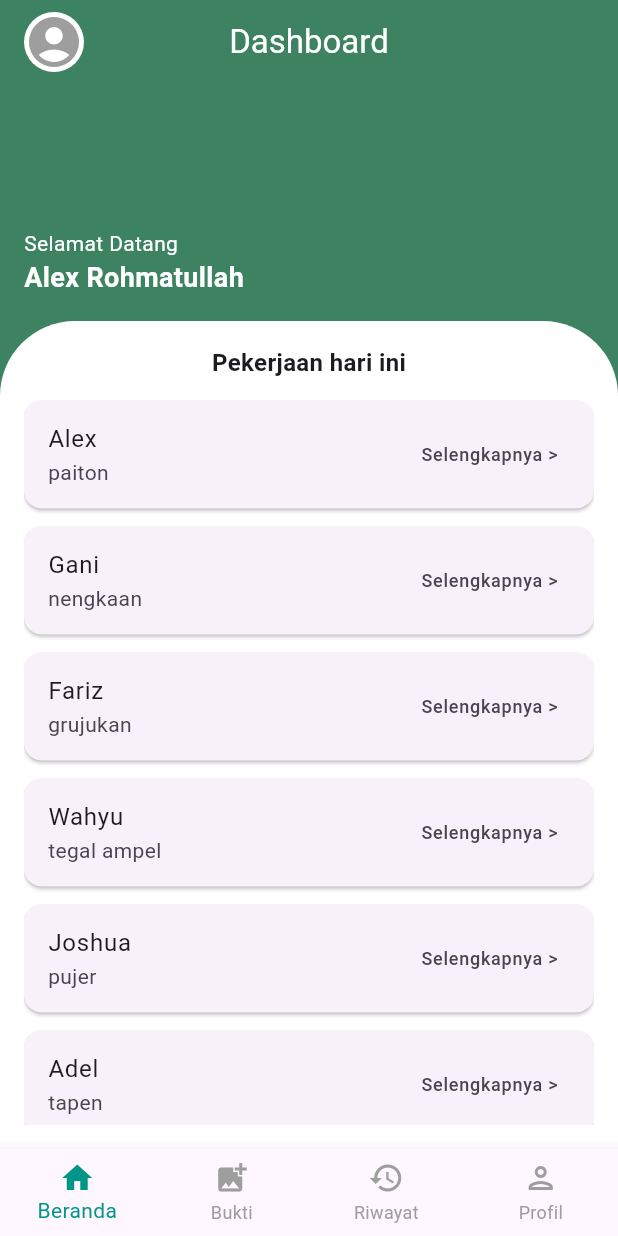
After one commit to Hanz26456/project_mobilesemester4, a Flutter app: the Dashboardp screen opened directly, on a phone screen of 412 x 824 dp. The commit adds this screen. Run offline on Flutter 3.47's test engine with Material 3 defaults, Android fonts, the phone set to English and light mode, and no system bars; our stand-ins replace flutter_svg, pdf, printing, shared_preferences; accounts and stored records are empty.

Commit message:
penambahan alert, kondisi di ubah password dan login akun pekerja

```diff
--- a/lib/data/services/config.dart
+++ b/lib/data/services/config.dart
@@ -1,6 +1,6 @@
 
 
 class Config {
-  static const String baseUrl ="http://192.168.39.96:8000/api"; // Pastikan URL benar
+  static const String baseUrl ="http://192.168.19.107:8000/api"; // Pastikan URL benar
 
 }
--- a/lib/views/auth/login.dart
+++ b/lib/views/auth/login.dart
@@ -10,6 +10,7 @@ import '../../data/models/login_request.dart';
 import '../auth/forgotpassword.dart';
 import 'register.dart';
 import 'dart:convert';
+import '../pekerja/dashboard.dart';
 
 class LoginScreen extends StatefulWidget {
   const LoginScreen({super.key});
@@ -45,17 +46,48 @@ class _LoginScreenState extends State<LoginScreen> {
       await prefs.setString('user_address', user.address);
       await prefs.setString('email', user.email);
       await prefs.setString('user_data', json.encode(user.toJson()));
-      // 🟢 Tambahkan ini
+      await prefs.setString('role', user.role);
 
-      Navigator.pushReplacement(
-        context,
-        MaterialPageRoute(builder: (context) => const HomeScreen()),
-      );
+      // 🟢 Navigasi berdasarkan role user
+      if (user.role == 'worker') {
+        Navigator.pushReplacement(
+          context,
+          MaterialPageRoute(builder: (context) => Dashboardp()),
+        );
+      } else if (user.role == 'customer') {
+        Navigator.pushReplacement(
+          context,
+          MaterialPageRoute(builder: (context) => HomeScreen()),
+        );
+      } else {
+        ScaffoldMessenger.of(context).showSnackBar(
+          SnackBar(content: Text('Role tidak dikenali: ${user.role}')),
+        );
+      }
     } else {
-      ScaffoldMessenger.of(
-        context,
-      ).showSnackBar(const SnackBar(content: Text("Login gagal, coba lagi!")));
+      _showLoginErrorDialog('Email atau password salah.');
     }
+  }
+
+  // Fungsi untuk menampilkan AlertDialog error saat login
+  void _showLoginErrorDialog(String message) {
+    showDialog(
+      context: context,
+      builder: (BuildContext context) {
+        return AlertDialog(
+          title: const Text('Login Gagal'),
+          content: Text(message),
+          actions: [
+            TextButton(
+              onPressed: () {
+                Navigator.of(context).pop();  // Menutup dialog
+              },
+              child: const Text('OK'),
+            ),
+          ],
+        );
+      },
+    );
   }
 
   @override
@@ -78,10 +110,7 @@ class _LoginScreenState extends State<LoginScreen> {
                     alignment: Alignment.bottomRight,
                     child: SvgPicture.asset(
                       'assets/svg/Vector (2).svg',
-                      width:
-                          MediaQuery.of(
-                            context,
-                          ).size.width, // Sesuaikan dengan lebar layar
+                      width: MediaQuery.of(context).size.width, // Sesuaikan dengan lebar layar
                       fit: BoxFit.cover, // Pastikan tidak terdistorsi
                     ),
                   ),
@@ -223,8 +252,7 @@ class _LoginScreenState extends State<LoginScreen> {
                                 Navigator.push(
                                   context,
                                   MaterialPageRoute(
-                                    builder:
-                                        (context) => const ForgotPasswordPage(),
+                                    builder: (context) => const ForgotPasswordPage(),
                                   ),
                                 );
                                 // Aksi navigasi ke halaman forgot password
@@ -268,8 +296,7 @@ class _LoginScreenState extends State<LoginScreen> {
                                 Navigator.push(
                                   context,
                                   MaterialPageRoute(
-                                    builder:
-                                        (context) => const RegisterScreen(),
+                                    builder: (context) => const RegisterScreen(),
                                   ),
                                 );
                               },
--- a/lib/views/fitur dalam/aboutapp.dart
+++ b/lib/views/fitur dalam/aboutapp.dart
@@ -44,7 +44,7 @@ class AboutAppScreen extends StatelessWidget {
         leading: IconButton(
           icon: const Icon(Icons.arrow_back, color: Colors.white),
           onPressed: () {
-            // Navigasi kembali
+            Navigator.pop(context);            // Navigasi kembali
           },
         ),
       ),
--- a/lib/views/fitur dalam/changepassword.dart
+++ b/lib/views/fitur dalam/changepassword.dart
@@ -3,7 +3,7 @@ import 'package:flutter/material.dart';
 import 'package:http/http.dart' as http;
 import 'package:shared_preferences/shared_preferences.dart';
 import '../../data/services/config.dart';
-import '../fitur/profil.dart';// Pastikan Config.baseUrl sudah benar
+import '../fitur/profil.dart'; // Pastikan Config.baseUrl sudah benar
 
 class ChangePassword extends StatefulWidget {
   const ChangePassword({super.key});
@@ -30,6 +30,12 @@ class _ChangePasswordState extends State<ChangePassword> {
 
     if (newPassword.length < 6) {
       _showDialog("Gagal", "Password baru minimal 6 karakter.", false);
+      return;
+    }
+
+    // Menambahkan kondisi untuk mengecek apakah password lama dan baru sama
+    if (oldPassword == newPassword) {
+      _showDialog("Gagal", "Password lama dan baru tidak boleh sama.", false);
       return;
     }
 
@@ -193,7 +199,7 @@ class _ChangePasswordState extends State<ChangePassword> {
                   onPressed: _changePassword,
                   child: const Text(
                     'Simpan',
-                    style: TextStyle(fontSize: 16, fontWeight: FontWeight.bold),
+                    style: TextStyle(fontSize: 16, fontWeight: FontWeight.bold, color: Colors.white),
                   ),
                 ),
               ),
--- a/lib/views/fitur dalam/pusatbantuan.dart
+++ b/lib/views/fitur dalam/pusatbantuan.dart
@@ -52,15 +52,12 @@ class _HelpCenterScreenState extends State<HelpCenterScreen> {
         elevation: 0,
         title: const Text(
           'Pusat Bantuan',
-          style: TextStyle(
-            color: Colors.white,
-            fontWeight: FontWeight.bold,
-          ),
+          style: TextStyle(color: Colors.white, fontWeight: FontWeight.bold),
         ),
         leading: IconButton(
           icon: const Icon(Icons.arrow_back, color: Colors.white),
           onPressed: () {
-            // Kembali ke halaman sebelumnya
+            Navigator.pop(context); // Kembali ke halaman sebelumnya
           },
         ),
       ),
@@ -71,7 +68,12 @@ class _HelpCenterScreenState extends State<HelpCenterScreen> {
             Container(
               width: double.infinity,
               color: const Color(0xFF2A9D8F),
-              padding: const EdgeInsets.only(left: 20, right: 20, top: 5, bottom: 30),
+              padding: const EdgeInsets.only(
+                left: 20,
+                right: 20,
+                top: 5,
+                bottom: 30,
+              ),
               child: Column(
                 crossAxisAlignment: CrossAxisAlignment.start,
                 children: [
@@ -142,10 +144,7 @@ class _HelpCenterScreenState extends State<HelpCenterScreen> {
                 icon: const Icon(Icons.headset_mic),
                 label: const Text(
                   'Hubungi Dukungan Pelanggan',
-                  style: TextStyle(
-                    fontSize: 16,
-                    fontWeight: FontWeight.bold,
-                  ),
+                  style: TextStyle(fontSize: 16, fontWeight: FontWeight.bold),
                 ),
               ),
             ),
@@ -158,10 +157,7 @@ class _HelpCenterScreenState extends State<HelpCenterScreen> {
                 children: [
                   const Text(
                     'Bantuan Cepat',
-                    style: TextStyle(
-                      fontSize: 18,
-                      fontWeight: FontWeight.bold,
-                    ),
+                    style: TextStyle(fontSize: 18, fontWeight: FontWeight.bold),
                   ),
                   const SizedBox(height: 15),
                   Row(
@@ -220,35 +216,38 @@ class _HelpCenterScreenState extends State<HelpCenterScreen> {
                 children: [
                   const Text(
                     'Pertanyaan Umum (FAQ)',
-                    style: TextStyle(
-                      fontSize: 18,
-                      fontWeight: FontWeight.bold,
-                    ),
+                    style: TextStyle(fontSize: 18, fontWeight: FontWeight.bold),
                   ),
                   const SizedBox(height: 15),
                   _FAQItem(
                     question: 'Bagaimana cara mengubah kata sandi?',
-                    answer: 'Untuk mengubah kata sandi, buka menu Pengaturan > Keamanan > Ubah Kata Sandi. Anda akan diminta memasukkan kata sandi lama dan kata sandi baru.',
+                    answer:
+                        'Untuk mengubah kata sandi, buka menu Pengaturan > Keamanan > Ubah Kata Sandi. Anda akan diminta memasukkan kata sandi lama dan kata sandi baru.',
                     onTap: () {},
                   ),
                   _FAQItem(
                     question: 'Bagaimana cara menghubungi dukungan?',
-                    answer: 'Anda dapat menghubungi dukungan melalui email di support@myapp.com atau melalui fitur Live Chat di aplikasi pada jam kerja (9.00 - 17.00 WIB).',
+                    answer:
+                        'Anda dapat menghubungi dukungan melalui email di support@myapp.com atau melalui fitur Live Chat di aplikasi pada jam kerja (9.00 - 17.00 WIB).',
                     onTap: () {},
                   ),
                   _FAQItem(
-                    question: 'Aplikasi tidak dapat dibuka, apa yang harus saya lakukan?',
-                    answer: 'Coba restart perangkat Anda. Jika masalah berlanjut, coba hapus cache aplikasi atau reinstall aplikasi. Jika masih bermasalah, hubungi dukungan kami.',
+                    question:
+                        'Aplikasi tidak dapat dibuka, apa yang harus saya lakukan?',
+                    answer:
+                        'Coba restart perangkat Anda. Jika masalah berlanjut, coba hapus cache aplikasi atau reinstall aplikasi. Jika masih bermasalah, hubungi dukungan kami.',
                     onTap: () {},
                   ),
                   _FAQItem(
                     question: 'Bagaimana cara melaporkan bug?',
-                    answer: 'Untuk melaporkan bug, buka menu Pengaturan > Bantuan > Laporkan Masalah. Sertakan tangkapan layar dan deskripsi lengkap tentang masalah yang Anda alami.',
+                    answer:
+                        'Untuk melaporkan bug, buka menu Pengaturan > Bantuan > Laporkan Masalah. Sertakan tangkapan layar dan deskripsi lengkap tentang masalah yang Anda alami.',
                     onTap: () {},
                   ),
                   _FAQItem(
                     question: 'Apakah data saya aman?',
-                    answer: 'Ya, kami menggunakan enkripsi end-to-end dan protokol keamanan terbaru untuk melindungi data Anda. Untuk informasi lebih lanjut, silakan lihat Kebijakan Privasi kami.',
+                    answer:
+                        'Ya, kami menggunakan enkripsi end-to-end dan protokol keamanan terbaru untuk melindungi data Anda. Untuk informasi lebih lanjut, silakan lihat Kebijakan Privasi kami.',
                     onTap: () {},
                   ),
                   TextButton(
@@ -285,10 +284,7 @@ class _HelpCenterScreenState extends State<HelpCenterScreen> {
                 children: [
                   const Text(
                     'Tutorial Video',
-                    style: TextStyle(
-                      fontSize: 18,
-                      fontWeight: FontWeight.bold,
-                    ),
+                    style: TextStyle(fontSize: 18, fontWeight: FontWeight.bold),
                   ),
                   const SizedBox(height: 15),
                   SingleChildScrollView(
@@ -343,10 +339,7 @@ class _HelpCenterScreenState extends State<HelpCenterScreen> {
                 children: [
                   const Text(
                     'Saluran Dukungan',
-                    style: TextStyle(
-                      fontSize: 16,
-                      fontWeight: FontWeight.bold,
-                    ),
+                    style: TextStyle(fontSize: 16, fontWeight: FontWeight.bold),
                   ),
                   const SizedBox(height: 15),
                   _SupportChannelItem(
@@ -399,19 +392,13 @@ class _HelpCenterScreenState extends State<HelpCenterScreen> {
                   const SizedBox(height: 15),
                   const Text(
                     'Berikan Umpan Balik',
-                    style: TextStyle(
-                      fontSize: 16,
-                      fontWeight: FontWeight.bold,
-                    ),
+                    style: TextStyle(fontSize: 16, fontWeight: FontWeight.bold),
                   ),
                   const SizedBox(height: 10),
                   Text(
                     'Bantu kami meningkatkan aplikasi dengan memberikan saran dan masukan',
                     textAlign: TextAlign.center,
-                    style: TextStyle(
-                      color: Colors.grey[600],
-                      fontSize: 14,
-                    ),
+                    style: TextStyle(color: Colors.grey[600], fontSize: 14),
                   ),
                   const SizedBox(height: 15),
                   ElevatedButton(
@@ -419,16 +406,17 @@ class _HelpCenterScreenState extends State<HelpCenterScreen> {
                     style: ElevatedButton.styleFrom(
                       foregroundColor: Colors.white,
                       backgroundColor: const Color(0xFF2A9D8F),
-                      padding: const EdgeInsets.symmetric(horizontal: 30, vertical: 12),
+                      padding: const EdgeInsets.symmetric(
+                        horizontal: 30,
+                        vertical: 12,
+                      ),
                       shape: RoundedRectangleBorder(
                         borderRadius: BorderRadius.circular(30),
                       ),
                     ),
                     child: const Text(
                       'Kirim Umpan Balik',
-                      style: TextStyle(
-                        fontWeight: FontWeight.bold,
-                      ),
+                      style: TextStyle(fontWeight: FontWeight.bold),
                     ),
                   ),
                 ],
@@ -443,18 +431,12 @@ class _HelpCenterScreenState extends State<HelpCenterScreen> {
                 children: [
                   const Text(
                     'HomeService © 2025',
-                    style: TextStyle(
-                      fontSize: 14,
-                      color: Colors.grey,
-                    ),
+                    style: TextStyle(fontSize: 14, color: Colors.grey),
                   ),
                   const SizedBox(height: 5),
                   Text(
                     'Versi 1.0.0',
-                    style: TextStyle(
-                      fontSize: 12,
-                      color: Colors.grey[400],
-                    ),
+                    style: TextStyle(fontSize: 12, color: Colors.grey[400]),
                   ),
                 ],
               ),
@@ -494,11 +476,7 @@ class _QuickHelpButton extends StatelessWidget {
           child: Column(
             mainAxisAlignment: MainAxisAlignment.center,
             children: [
-              Icon(
-                icon,
-                size: 32,
-                color: color,
-              ),
+              Icon(icon, size: 32, color: color),
               const SizedBox(height: 10),
               Text(
                 title,
@@ -548,10 +526,7 @@ class _FAQItem extends StatelessWidget {
           tilePadding: const EdgeInsets.symmetric(horizontal: 15, vertical: 5),
           title: Text(
             question,
-            style: const TextStyle(
-              fontWeight: FontWeight.w500,
-              fontSize: 15,
-            ),
+            style: const TextStyle(fontWeight: FontWeight.w500, fontSize: 15),
           ),
           iconColor: const Color(0xFF2A9D8F),
           textColor: const Color(0xFF2A9D8F),
@@ -560,10 +535,7 @@ class _FAQItem extends StatelessWidget {
               padding: const EdgeInsets.only(left: 15, right: 15, bottom: 15),
               child: Text(
                 answer,
-                style: TextStyle(
-                  color: Colors.grey[700],
-                  fontSize: 14,
-                ),
+                style: TextStyle(color: Colors.grey[700], fontSize: 14),
               ),
             ),
           ],
@@ -572,7 +544,6 @@ class _FAQItem extends StatelessWidget {
     );
   }
 }
-
 
 class _VideoTutorialItem extends StatelessWidget {
   final String title;
@@ -636,7 +607,10 @@ class _VideoTutorialItem extends StatelessWidget {
                     bottom: 5,
                     right: 5,
                     child: Container(
-                      padding: const EdgeInsets.symmetric(horizontal: 6, vertical: 2),
+                      padding: const EdgeInsets.symmetric(
+                        horizontal: 6,
+                        vertical: 2,
+                      ),
                       decoration: BoxDecoration(
                         color: Colors.black.withOpacity(0.7),
                         borderRadius: BorderRadius.circular(4),
@@ -693,11 +667,7 @@ class _SupportChannelItem extends StatelessWidget {
         padding: const EdgeInsets.symmetric(vertical: 10),
         child: Row(
           children: [
-            Icon(
-              icon,
-              color: const Color(0xFF2A9D8F),
-              size: 22,
-            ),
+            Icon(icon, color: const Color(0xFF2A9D8F), size: 22),
             const SizedBox(width: 15),
             Column(
               crossAxisAlignment: CrossAxisAlignment.start,
@@ -712,19 +682,12 @@ class _SupportChannelItem extends StatelessWidget {
                 const SizedBox(height: 2),
                 Text(
                   info,
-                  style: TextStyle(
-                    color: Colors.grey[600],
-                    fontSize: 13,
-                  ),
+                  style: TextStyle(color: Colors.grey[600], fontSize: 13),
                 ),
               ],
             ),
             const Spacer(),
-            const Icon(
-              Icons.arrow_forward_ios,
-              size: 14,
-              color: Colors.grey,
-            ),
+            const Icon(Icons.arrow_forward_ios, size: 14, color: Colors.grey),
           ],
         ),
       ),
--- /dev/null
+++ b/lib/views/pekerja/dashboard.dart
@@ -0,0 +1,176 @@
+import 'package:flutter/material.dart';
+
+class Dashboardp extends StatefulWidget {
+  const Dashboardp({super.key});
+
+  @override
+  State<Dashboardp> createState() => _DashboardpState();
+}
+
+class _DashboardpState extends State<Dashboardp> {
+  int _selectedIndex = 0;
+
+  final List<Map<String, String>> jobs = [
+    {'name': 'Alex', 'task': 'paiton'},
+    {'name': 'Gani', 'task': 'nengkaan'},
+    {'name': 'Fariz', 'task': 'grujukan'},
+    {'name': 'Wahyu', 'task': 'tegal ampel'},
+    {'name': 'Joshua', 'task': 'pujer'},
+    {'name': 'Adel', 'task': 'tapen'},
+  ];
+
+  void _onItemTapped(int index) {
+    setState(() {
+      _selectedIndex = index;
+    });
+  }
+
+  final List<Widget> _pages = [];
+
+  @override
+  void initState() {
+    super.initState();
+    _pages.addAll([
+      _buatDashboardContent(),
+      const Center(child: Text('Bukti')),
+      const Center(child: Text('Riwayat')),
+      const Center(child: Text('Profil')),
+    ]);
+  }
+
+  Widget _buatDashboardContent() {
+    return Stack(
+      children: [
+        // Warna hijau full background
+        Container(color: const Color(0xFF3D8361)),
+
+        // Konten ditimpa dari atas
+        Column(
+          crossAxisAlignment: CrossAxisAlignment.start,
+          children: [
+            const SizedBox(height: kToolbarHeight + 40),
+
+            // Tambahkan header sapaan
+            Padding(
+              padding: const EdgeInsets.symmetric(horizontal: 16),
+              child: Column(
+                crossAxisAlignment: CrossAxisAlignment.start,
+                children: const [
+                  Text("Selamat Datang", style: TextStyle(color: Colors.white)),
+                  Text(
+                    "Alex Rohmatullah",
+                    style: TextStyle(
+                      color: Colors.white,
+                      fontWeight: FontWeight.bold,
+                      fontSize: 18,
+                    ),
+                  ),
+                ],
+              ),
+            ),
+            const SizedBox(height: 16),
+
+            // Kontainer putih
+            Expanded(
+              child: Container(
+                width: double.infinity,
+                decoration: const BoxDecoration(
+                  color: Colors.white,
+                  borderRadius: BorderRadius.only(
+                    topLeft: Radius.circular(50),
+                    topRight: Radius.circular(50),
+                  ),
+                ),
+                padding: const EdgeInsets.symmetric(
+                  horizontal: 16,
+                  vertical: 16,
+                ),
+                child: Column(
+                  crossAxisAlignment: CrossAxisAlignment.start,
+                  children: [
+                    const Center(
+                      child: Text(
+                        "Pekerjaan hari ini",
+                        style: TextStyle(
+                          fontWeight: FontWeight.bold,
+                          fontSize: 16,
+                        ),
+                      ),
+                    ),
+                    const SizedBox(height: 8),
+                    Expanded(
+                      child: ListView.builder(
+                        itemCount: jobs.length,
+                        itemBuilder: (context, index) {
+                          final job = jobs[index];
+                          return Card(
+                            margin: const EdgeInsets.symmetric(vertical: 6),
+                            shape: RoundedRectangleBorder(
+                              borderRadius: BorderRadius.circular(12),
+                            ),
+                            child: ListTile(
+                              title: Text(job['name'] ?? ''),
+                              subtitle: Text(job['task'] ?? ''),
+                              trailing: const Text(
+                                "Selengkapnya >",
+                                style: TextStyle(fontSize: 12),
+                              ),
+                              onTap: () {},
+                            ),
+                          );
+                        },
+                      ),
+                    ),
+                  ],
+                ),
+              ),
+            ),
+          ],
+        ),
+      ],
+    );
+  }
+
+  @override
+Widget build(BuildContext context) {
+  return Scaffold(
+    backgroundColor: Colors.grey[100],
+    appBar: AppBar(
+      automaticallyImplyLeading: false,
+      backgroundColor: const Color(0xFF3D8361),
+      elevation: 0,
+      centerTitle: true,
+      title: const Text('Dashboard', style: TextStyle(color: Colors.white)),
+      leading: Padding(
+        padding: const EdgeInsets.only(left: 16),
+        child: CircleAvatar(
+          backgroundColor: Colors.white,
+          radius: 40, // Increased size of the circle
+          child: Icon(Icons.account_circle, color: Colors.grey, size: 40), // Adjusted icon size
+        ),
+      ),
+    ),
+    body: _pages[_selectedIndex],
+    bottomNavigationBar: BottomNavigationBar(
+      selectedItemColor: Colors.teal,
+      unselectedItemColor: Colors.grey,
+      currentIndex: _selectedIndex,
+      onTap: _onItemTapped,
+      type: BottomNavigationBarType.fixed,
+      items: const [
+        BottomNavigationBarItem(icon: Icon(Icons.home), label: 'Beranda'),
+        BottomNavigationBarItem(
+          icon: Icon(Icons.add_photo_alternate),
+          label: 'Bukti',
+        ),
+        BottomNavigationBarItem(icon: Icon(Icons.history), label: 'Riwayat'),
+        BottomNavigationBarItem(
+          icon: Icon(Icons.person_outlined),
+          label: 'Profil',
+        ),
+      ],
+    ),
+  );
+}
+
+}
```
